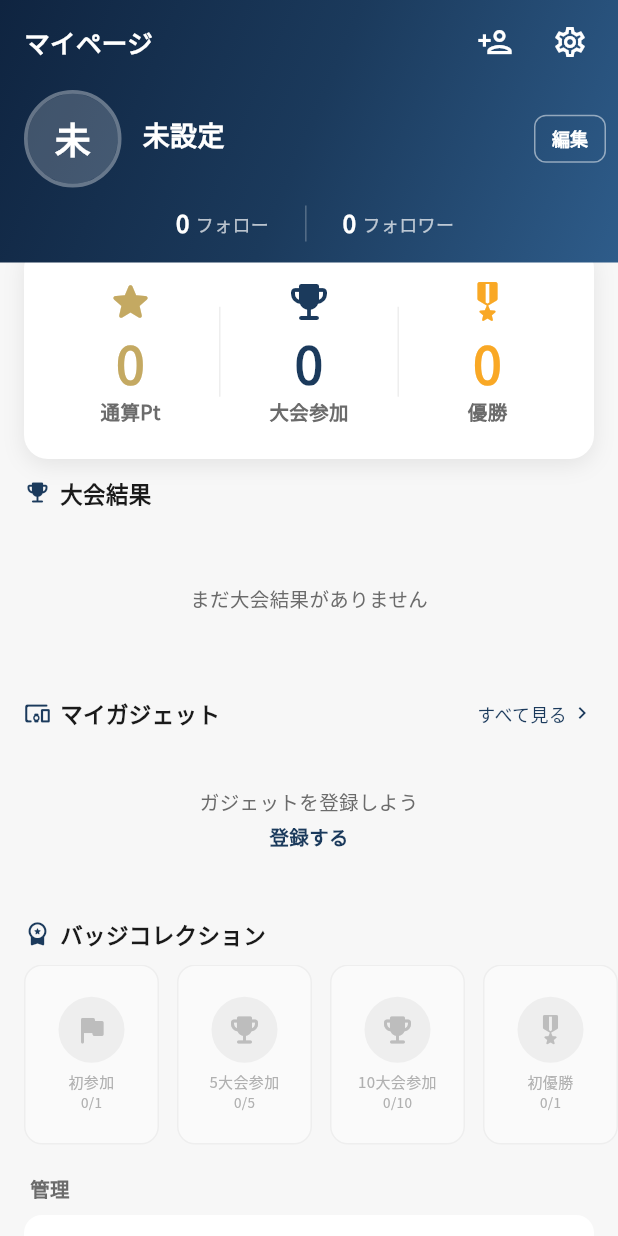
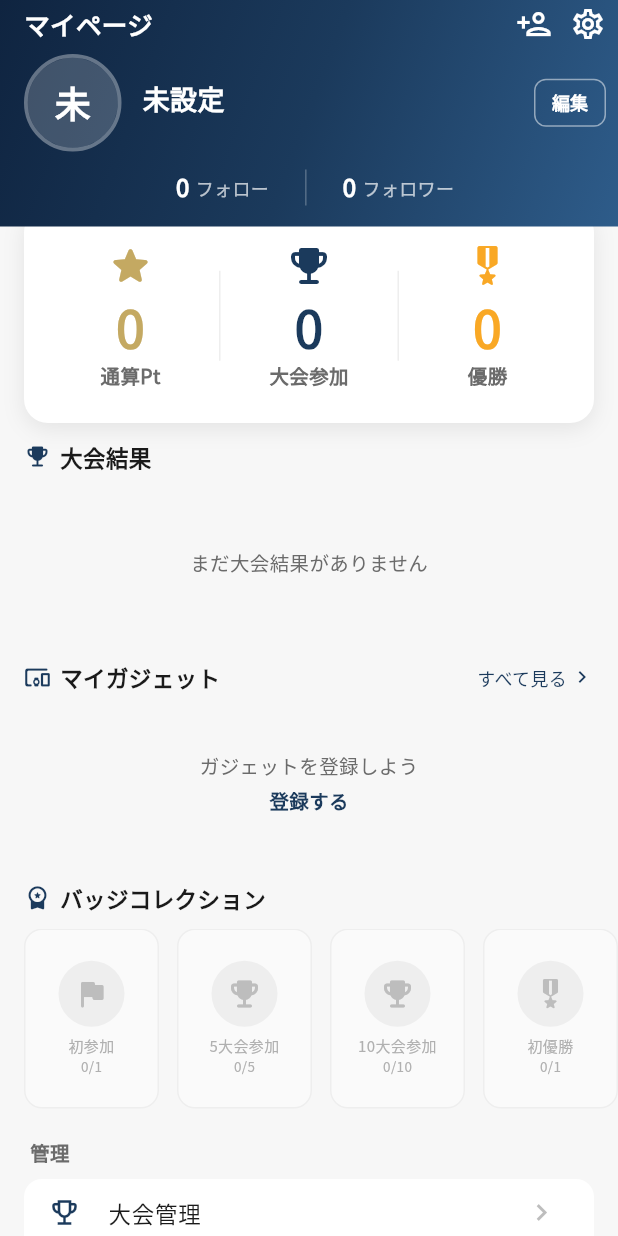
Before and after one commit to sofvo-dev/sofvo, a Flutter app: the MyPageScreen screen opened directly, on a phone screen of 412 x 824 dp. Run offline on Flutter 3.47's test engine with Material 3 defaults, Android fonts, the phone set to English and light mode, and no system bars; our stand-ins replace cached_network_image, cloud_firestore, file_picker, firebase_auth, firebase_core, firebase_messaging and 10 more; missing offline and left inert: dart:js_interop, mobile_scanner; accounts and stored records are empty; network calls fail.

Commit message:
設定と友達登録アイコンの間隔をさらに詰める
IconButtonからGestureDetectorに変更し、余分なパディングを除去。
アイコン間を12pxに統一。

https://claude.ai/code/session_01NdXNSNEhWCRPmtaSJSELhX

```diff
--- a/lib/screens/profile/my_page_screen.dart
+++ b/lib/screens/profile/my_page_screen.dart
@@ -102,18 +102,14 @@ class MyPageScreen extends StatelessWidget {
                               const Text('マイページ',
                                   style: TextStyle(fontSize: 17, fontWeight: FontWeight.bold, color: Colors.white)),
                               const Spacer(),
-                              IconButton(
-                                constraints: const BoxConstraints(),
-                                padding: const EdgeInsets.all(4),
-                                onPressed: () => Navigator.push(context, MaterialPageRoute(builder: (_) => const FollowSearchScreen())),
-                                icon: const Icon(Icons.person_add_outlined, size: 24, color: Colors.white),
+                              GestureDetector(
+                                onTap: () => Navigator.push(context, MaterialPageRoute(builder: (_) => const FollowSearchScreen())),
+                                child: const Icon(Icons.person_add_outlined, size: 24, color: Colors.white),
                               ),
-                              const SizedBox(width: 2),
-                              IconButton(
-                                constraints: const BoxConstraints(),
-                                padding: const EdgeInsets.all(4),
-                                onPressed: () => Navigator.push(context, MaterialPageRoute(builder: (_) => const SettingsScreen())),
-                                icon: const Icon(Icons.settings_outlined, size: 24, color: Colors.white),
+                              const SizedBox(width: 12),
+                              GestureDetector(
+                                onTap: () => Navigator.push(context, MaterialPageRoute(builder: (_) => const SettingsScreen())),
+                                child: const Icon(Icons.settings_outlined, size: 24, color: Colors.white),
                               ),
                             ],
                           ),
```
